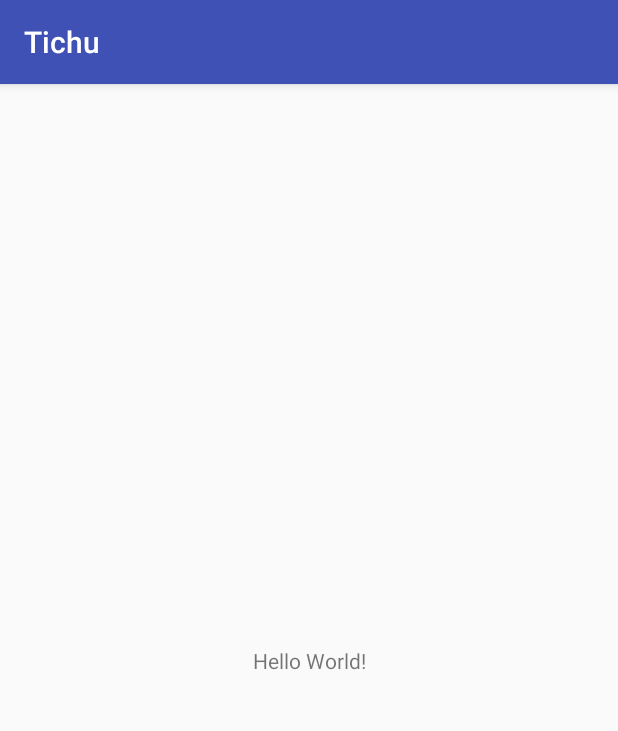
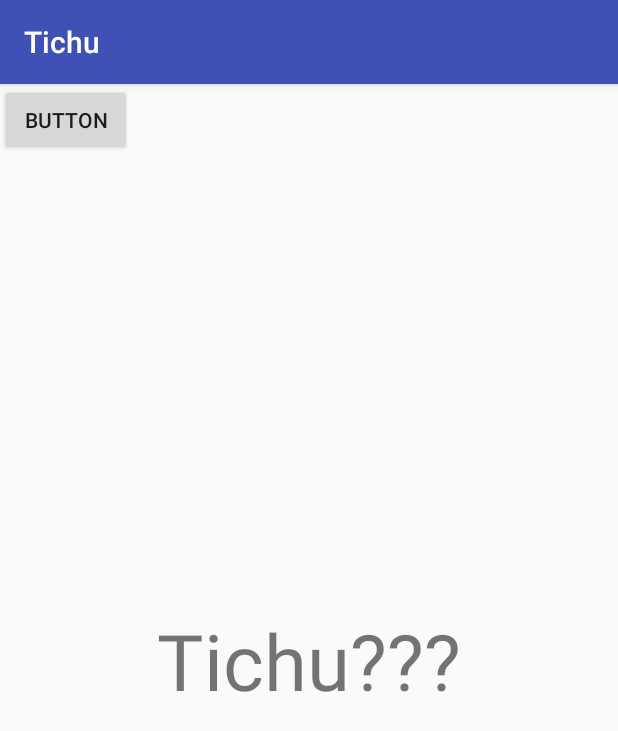
Before and after one commit to Matzi24GR/Tichu, an Android app: the screen it shows after launch (MainActivity), on a phone screen of 412 x 824 dp. Shown: the top 731 px of the screen. Run offline under Robolectric (Android 15) with nearby library versions, the phone set to English and light mode, and no system bars; 3 statements that could not run were skipped.

Commit message:
den exo idea ti allo na kano

```diff
--- a/app/src/main/res/layout/activity_main.xml
+++ b/app/src/main/res/layout/activity_main.xml
@@ -9,10 +9,20 @@
     <TextView
         android:layout_width="wrap_content"
         android:layout_height="wrap_content"
-        android:text="Hello World!"
+        android:text="Tichu???"
+        android:textSize="52dp"
         app:layout_constraintBottom_toBottomOf="parent"
         app:layout_constraintLeft_toLeftOf="parent"
         app:layout_constraintRight_toRightOf="parent"
-        app:layout_constraintTop_toTopOf="parent" />
+        app:layout_constraintTop_toTopOf="parent"
+        android:id="@+id/text_view"/>
+
+    <Button
+        android:id="@+id/button"
+        android:layout_width="wrap_content"
+        android:layout_height="wrap_content"
+        android:text="Button"
+        tools:layout_editor_absoluteX="147dp"
+        tools:layout_editor_absoluteY="445dp" />
 
 </android.support.constraint.ConstraintLayout>
```
Also changed, not shown: app/src/main/java/com/example/geomatmatzi/tichu/Game/TICHU.java (+8 -76 lines), app/src/main/java/com/example/geomatmatzi/tichu/MainActivity.java (+14 -0 lines).
